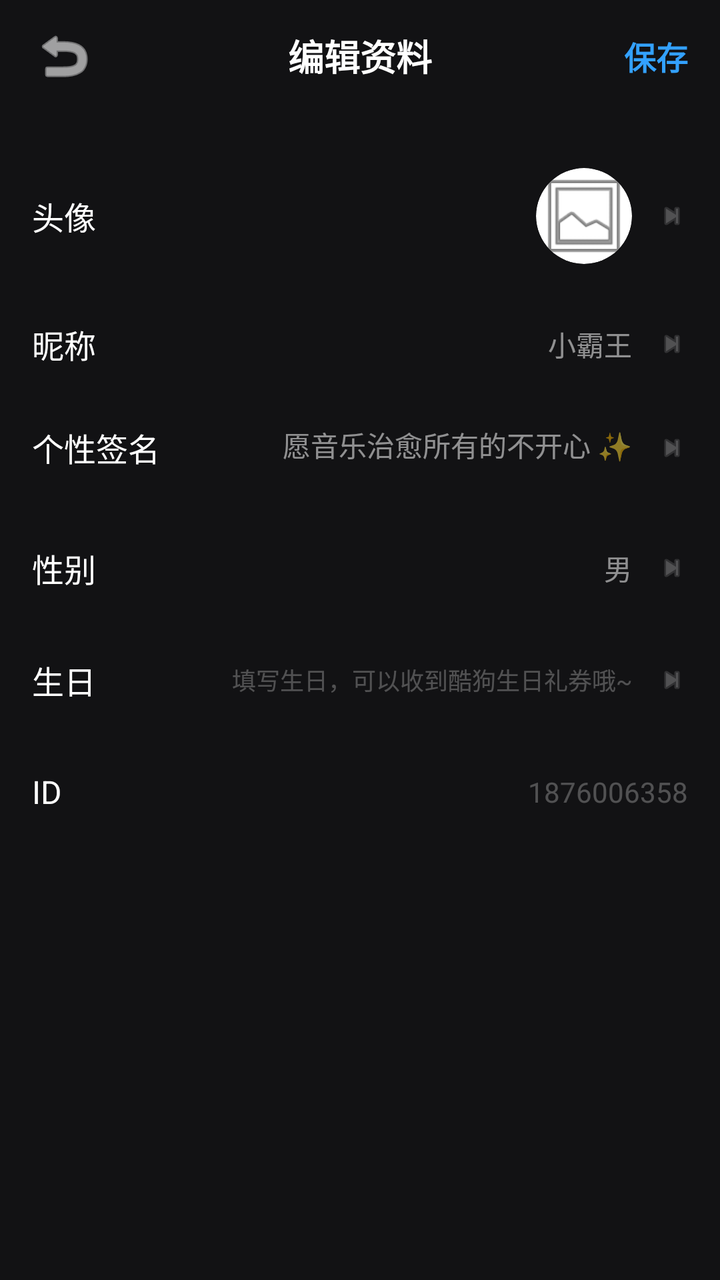
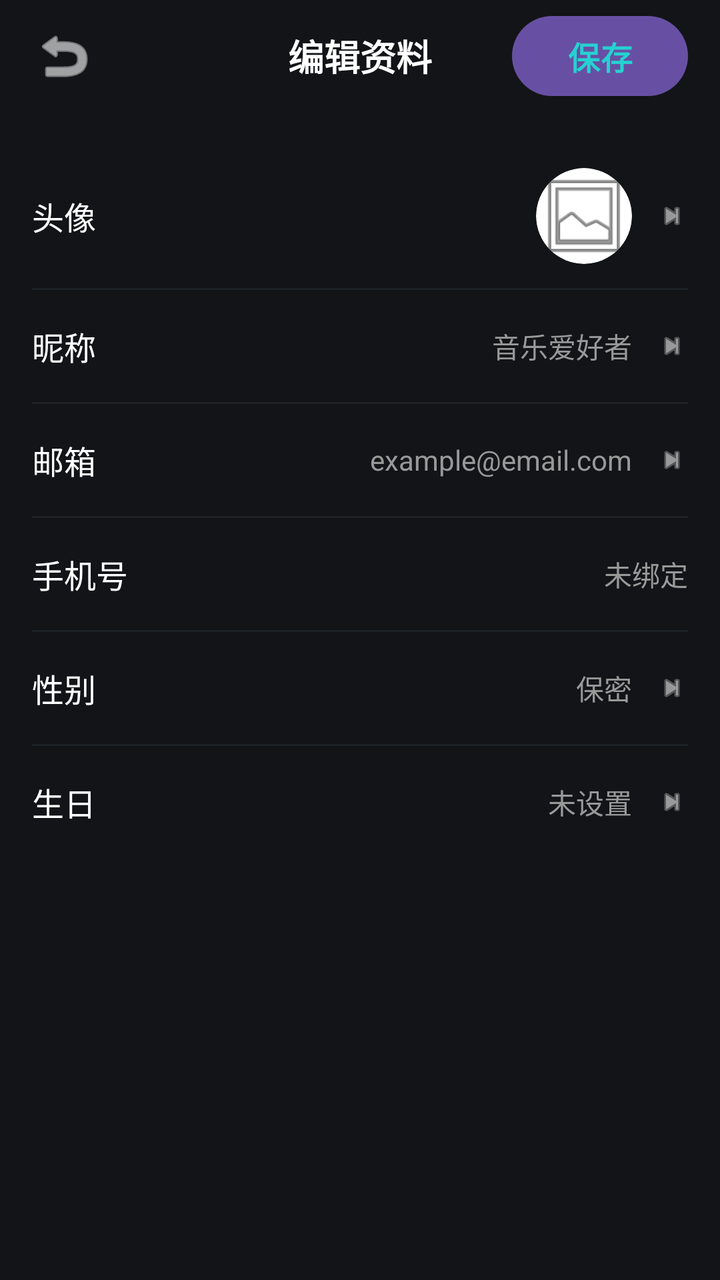

An Android layout rendered at two revisions. The XML below is the earlier revision; the diff shows what the commit changed to produce the second picture.
<!-- AndroidManifest.xml: application theme Theme.MusicPlayer -->
<!-- res/layout/fragment_edit_profile.xml -->
<?xml version="1.0" encoding="utf-8"?>
<LinearLayout xmlns:android="http://schemas.android.com/apk/res/android"
    xmlns:app="http://schemas.android.com/apk/res-auto"
    android:layout_width="match_parent"
    android:layout_height="match_parent"
    android:background="#121214"
    android:orientation="vertical"
    android:clickable="true"
    android:focusable="true"
    android:fitsSystemWindows="true">

    
    <RelativeLayout
        android:layout_width="match_parent"
        android:layout_height="56dp"
        android:paddingHorizontal="16dp">

        <ImageView
            android:id="@+id/btnBack"
            android:layout_width="32dp"
            android:layout_height="32dp"
            android:layout_centerVertical="true"
            android:src="@android:drawable/ic_menu_revert"
            app:tint="#FFFFFF" />

        <TextView
            android:layout_width="wrap_content"
            android:layout_height="wrap_content"
            android:layout_centerInParent="true"
            android:text="编辑资料"
            android:textColor="#FFFFFF"
            android:textSize="18sp"
            android:textStyle="bold" />

        <TextView
            android:id="@+id/btnSave"
            android:layout_width="wrap_content"
            android:layout_height="wrap_content"
            android:layout_alignParentEnd="true"
            android:layout_centerVertical="true"
            android:text="保存"
            android:textColor="#33A1FF"
            android:textSize="16sp"
            android:textStyle="bold" />
    </RelativeLayout>

    <ScrollView
        android:layout_width="match_parent"
        android:layout_height="match_parent">

        <LinearLayout
            android:layout_width="match_parent"
            android:layout_height="wrap_content"
            android:orientation="vertical"
            android:padding="16dp">

            
            <RelativeLayout
                android:id="@+id/layoutAvatar"
                android:layout_width="match_parent"
                android:layout_height="72dp">

                <TextView
                    android:layout_width="wrap_content"
                    android:layout_height="wrap_content"
                    android:layout_centerVertical="true"
                    android:text="头像"
                    android:textColor="#FFFFFF"
                    android:textSize="16sp" />

                <androidx.cardview.widget.CardView
                    android:layout_width="48dp"
                    android:layout_height="48dp"
                    android:layout_centerVertical="true"
                    android:layout_toStartOf="@id/arrow1"
                    android:layout_marginEnd="12dp"
                    app:cardCornerRadius="24dp"
                    app:cardElevation="0dp">

                    <ImageView
                        android:id="@+id/ivAvatar"
                        android:layout_width="match_parent"
                        android:layout_height="match_parent"
                        android:scaleType="centerCrop"
                        android:src="@android:drawable/ic_menu_gallery" />
                </androidx.cardview.widget.CardView>

                <ImageView
                    android:id="@+id/arrow1"
                    android:layout_width="16dp"
                    android:layout_height="16dp"
                    android:layout_alignParentEnd="true"
                    android:layout_centerVertical="true"
                    android:src="@android:drawable/ic_media_next"
                    app:tint="#44FFFFFF" />
            </RelativeLayout>

            
            <RelativeLayout
                android:id="@+id/layoutNickname"
                android:layout_width="match_parent"
                android:layout_height="56dp">

                <TextView
                    android:layout_width="wrap_content"
                    android:layout_height="wrap_content"
                    android:layout_centerVertical="true"
                    android:text="昵称"
                    android:textColor="#FFFFFF"
                    android:textSize="16sp" />

                <TextView
                    android:id="@+id/tvNickname"
                    android:layout_width="wrap_content"
                    android:layout_height="wrap_content"
                    android:layout_centerVertical="true"
                    android:layout_toStartOf="@id/arrow2"
                    android:layout_marginEnd="12dp"
                    android:text="小霸王"
                    android:textColor="#88FFFFFF"
                    android:textSize="14sp" />

                <ImageView
                    android:id="@+id/arrow2"
                    android:layout_width="16dp"
                    android:layout_height="16dp"
                    android:layout_alignParentEnd="true"
                    android:layout_centerVertical="true"
                    android:src="@android:drawable/ic_media_next"
                    app:tint="#44FFFFFF" />
            </RelativeLayout>

            
            <RelativeLayout
                android:id="@+id/layoutSignature"
                android:layout_width="match_parent"
                android:layout_height="wrap_content"
                android:minHeight="56dp"
                android:paddingVertical="12dp">

                <TextView
                    android:layout_width="wrap_content"
                    android:layout_height="wrap_content"
                    android:text="个性签名"
                    android:textColor="#FFFFFF"
                    android:textSize="16sp" />

                <TextView
                    android:id="@+id/tvSignature"
                    android:layout_width="180dp"
                    android:layout_height="wrap_content"
                    android:layout_toStartOf="@id/arrow3"
                    android:layout_marginEnd="12dp"
                    android:gravity="end"
                    android:text="愿音乐治愈所有的不开心 ✨"
                    android:textColor="#88FFFFFF"
                    android:textSize="14sp" />

                <ImageView
                    android:id="@+id/arrow3"
                    android:layout_width="16dp"
                    android:layout_height="16dp"
                    android:layout_alignParentEnd="true"
                    android:layout_marginTop="4dp"
                    android:src="@android:drawable/ic_media_next"
                    app:tint="#44FFFFFF" />
            </RelativeLayout>

            
            <RelativeLayout
                android:id="@+id/layoutGender"
                android:layout_width="match_parent"
                android:layout_height="56dp">

                <TextView
                    android:layout_width="wrap_content"
                    android:layout_height="wrap_content"
                    android:layout_centerVertical="true"
                    android:text="性别"
                    android:textColor="#FFFFFF"
                    android:textSize="16sp" />

                <TextView
                    android:id="@+id/tvGender"
                    android:layout_width="wrap_content"
                    android:layout_height="wrap_content"
                    android:layout_centerVertical="true"
                    android:layout_toStartOf="@id/arrow4"
                    android:layout_marginEnd="12dp"
                    android:text="男"
                    android:textColor="#88FFFFFF"
                    android:textSize="14sp" />

                <ImageView
                    android:id="@+id/arrow4"
                    android:layout_width="16dp"
                    android:layout_height="16dp"
                    android:layout_alignParentEnd="true"
                    android:layout_centerVertical="true"
                    android:src="@android:drawable/ic_media_next"
                    app:tint="#44FFFFFF" />
            </RelativeLayout>

            
            <RelativeLayout
                android:id="@+id/layoutBirthday"
                android:layout_width="match_parent"
                android:layout_height="56dp">

                <TextView
                    android:layout_width="wrap_content"
                    android:layout_height="wrap_content"
                    android:layout_centerVertical="true"
                    android:text="生日"
                    android:textColor="#FFFFFF"
                    android:textSize="16sp" />

                <TextView
                    android:id="@+id/tvBirthday"
                    android:layout_width="200dp"
                    android:layout_height="wrap_content"
                    android:layout_centerVertical="true"
                    android:layout_toStartOf="@id/arrow5"
                    android:layout_marginEnd="12dp"
                    android:gravity="end"
                    android:text="填写生日，可以收到酷狗生日礼券哦~"
                    android:textColor="#44FFFFFF"
                    android:textSize="12sp" />

                <ImageView
                    android:id="@+id/arrow5"
                    android:layout_width="16dp"
                    android:layout_height="16dp"
                    android:layout_alignParentEnd="true"
                    android:layout_centerVertical="true"
                    android:src="@android:drawable/ic_media_next"
                    app:tint="#44FFFFFF" />
            </RelativeLayout>

            
            <RelativeLayout
                android:layout_width="match_parent"
                android:layout_height="56dp">

                <TextView
                    android:layout_width="wrap_content"
                    android:layout_height="wrap_content"
                    android:layout_centerVertical="true"
                    android:text="ID"
                    android:textColor="#FFFFFF"
                    android:textSize="16sp" />

                <TextView
                    android:id="@+id/tvUserId"
                    android:layout_width="wrap_content"
                    android:layout_height="wrap_content"
                    android:layout_alignParentEnd="true"
                    android:layout_centerVertical="true"
                    android:text="1876006358"
                    android:textColor="#44FFFFFF"
                    android:textSize="14sp" />
            </RelativeLayout>

        </LinearLayout>
    </ScrollView>
</LinearLayout>
<!-- resources referenced by this layout -->
<resources>
  <style name="Theme.MusicPlayer" parent="Base.Theme.MusicPlayer" />
  <style name="Base.Theme.MusicPlayer" parent="Theme.Material3.DayNight.NoActionBar">
          
          <item name="android:windowBackground">@color/bg_dark</item>
          <item name="android:statusBarColor">@color/bg_dark</item>
      </style>
  <color name="bg_dark">#121417</color>
</resources>

<!-- the commit's change to res/layout/fragment_edit_profile.xml (unified diff, before → after) -->
@@ -3,13 +3,12 @@
     xmlns:app="http://schemas.android.com/apk/res-auto"
     android:layout_width="match_parent"
     android:layout_height="match_parent"
-    android:background="#121214"
+    android:background="@color/bg_dark"
     android:orientation="vertical"
     android:clickable="true"
     android:focusable="true"
     android:fitsSystemWindows="true">
 
-    
     <RelativeLayout
         android:layout_width="match_parent"
         android:layout_height="56dp"
@@ -21,27 +20,28 @@
             android:layout_height="32dp"
             android:layout_centerVertical="true"
             android:src="@android:drawable/ic_menu_revert"
-            app:tint="#FFFFFF" />
+            app:tint="@color/white" />
 
         <TextView
             android:layout_width="wrap_content"
             android:layout_height="wrap_content"
             android:layout_centerInParent="true"
             android:text="编辑资料"
-            android:textColor="#FFFFFF"
+            android:textColor="@color/white"
             android:textSize="18sp"
             android:textStyle="bold" />
 
-        <TextView
+        <Button
             android:id="@+id/btnSave"
             android:layout_width="wrap_content"
             android:layout_height="wrap_content"
             android:layout_alignParentEnd="true"
             android:layout_centerVertical="true"
             android:text="保存"
-            android:textColor="#33A1FF"
+            android:textColor="@color/accent_teal"
             android:textSize="16sp"
-            android:textStyle="bold" />
+            android:textStyle="bold"
+            android:background="@null" />
     </RelativeLayout>
 
     <ScrollView
@@ -54,7 +54,6 @@
             android:orientation="vertical"
             android:padding="16dp">
 
-            
             <RelativeLayout
                 android:id="@+id/layoutAvatar"
                 android:layout_width="match_parent"
@@ -65,7 +64,7 @@
                     android:layout_height="wrap_content"
                     android:layout_centerVertical="true"
                     android:text="头像"
-                    android:textColor="#FFFFFF"
+                    android:textColor="@color/white"
                     android:textSize="16sp" />
 
                 <androidx.cardview.widget.CardView
@@ -92,10 +91,14 @@
                     android:layout_alignParentEnd="true"
                     android:layout_centerVertical="true"
                     android:src="@android:drawable/ic_media_next"
-                    app:tint="#44FFFFFF" />
-            </RelativeLayout>
-
-            
+                    app:tint="@color/text_grey" />
+            </RelativeLayout>
+
+            <View
+                android:layout_width="match_parent"
+                android:layout_height="1dp"
+                android:background="@color/card_bg" />
+
             <RelativeLayout
                 android:id="@+id/layoutNickname"
                 android:layout_width="match_parent"
@@ -106,7 +109,7 @@
                     android:layout_height="wrap_content"
                     android:layout_centerVertical="true"
                     android:text="昵称"
-                    android:textColor="#FFFFFF"
+                    android:textColor="@color/white"
                     android:textSize="16sp" />
 
                 <TextView
@@ -116,8 +119,8 @@
                     android:layout_centerVertical="true"
                     android:layout_toStartOf="@id/arrow2"
                     android:layout_marginEnd="12dp"
-                    android:text="小霸王"
-                    android:textColor="#88FFFFFF"
+                    android:text="音乐爱好者"
+                    android:textColor="@color/text_grey"
                     android:textSize="14sp" />
 
                 <ImageView
@@ -127,33 +130,104 @@
                     android:layout_alignParentEnd="true"
                     android:layout_centerVertical="true"
                     android:src="@android:drawable/ic_media_next"
-                    app:tint="#44FFFFFF" />
-            </RelativeLayout>
-
-            
-            <RelativeLayout
-                android:id="@+id/layoutSignature"
-                android:layout_width="match_parent"
-                android:layout_height="wrap_content"
-                android:minHeight="56dp"
-                android:paddingVertical="12dp">
-
-                <TextView
-                    android:layout_width="wrap_content"
-                    android:layout_height="wrap_content"
-                    android:text="个性签名"
-                    android:textColor="#FFFFFF"
-                    android:textSize="16sp" />
-
-                <TextView
-                    android:id="@+id/tvSignature"
-                    android:layout_width="180dp"
-                    android:layout_height="wrap_content"
+                    app:tint="@color/text_grey" />
+            </RelativeLayout>
+
+            <View
+                android:layout_width="match_parent"
+                android:layout_height="1dp"
+                android:background="@color/card_bg" />
+
+            <RelativeLayout
+                android:id="@+id/layoutEmail"
+                android:layout_width="match_parent"
+                android:layout_height="56dp">
+
+                <TextView
+                    android:layout_width="wrap_content"
+                    android:layout_height="wrap_content"
+                    android:layout_centerVertical="true"
+                    android:text="邮箱"
+                    android:textColor="@color/white"
+                    android:textSize="16sp" />
+
+                <TextView
+                    android:id="@+id/tvEmail"
+                    android:layout_width="wrap_content"
+                    android:layout_height="wrap_content"
+                    android:layout_centerVertical="true"
+                    android:layout_toStartOf="@id/arrow5"
+                    android:layout_marginEnd="12dp"
+                    android:text="example@email.com"
+                    android:textColor="@color/text_grey"
+                    android:textSize="14sp" />
+
+                <ImageView
+                    android:id="@+id/arrow5"
+                    android:layout_width="16dp"
+                    android:layout_height="16dp"
+                    android:layout_alignParentEnd="true"
+                    android:layout_centerVertical="true"
+                    android:src="@android:drawable/ic_media_next"
+                    app:tint="@color/text_grey" />
+            </RelativeLayout>
+
+            <View
+                android:layout_width="match_parent"
+                android:layout_height="1dp"
+                android:background="@color/card_bg" />
+
+            <RelativeLayout
+                android:id="@+id/layoutPhone"
+                android:layout_width="match_parent"
+                android:layout_height="56dp">
+
+                <TextView
+                    android:layout_width="wrap_content"
+                    android:layout_height="wrap_content"
+                    android:layout_centerVertical="true"
+                    android:text="手机号"
+                    android:textColor="@color/white"
+                    android:textSize="16sp" />
+
+                <TextView
+                    android:id="@+id/tvPhone"
+                    android:layout_width="wrap_content"
+                    android:layout_height="wrap_content"
+                    android:layout_alignParentEnd="true"
+                    android:layout_centerVertical="true"
+                    android:text="未绑定"
+                    android:textColor="@color/text_grey"
+                    android:textSize="14sp" />
+            </RelativeLayout>
+
+            <View
+                android:layout_width="match_parent"
+                android:layout_height="1dp"
+                android:background="@color/card_bg" />
+
+            <RelativeLayout
+                android:id="@+id/layoutGender"
+                android:layout_width="match_parent"
+                android:layout_height="56dp">
+
+                <TextView
+                    android:layout_width="wrap_content"
+                    android:layout_height="wrap_content"
+                    android:layout_centerVertical="true"
+                    android:text="性别"
+                    android:textColor="@color/white"
+                    android:textSize="16sp" />
+
+                <TextView
+                    android:id="@+id/tvGender"
+                    android:layout_width="wrap_content"
+                    android:layout_height="wrap_content"
+                    android:layout_centerVertical="true"
                     android:layout_toStartOf="@id/arrow3"
                     android:layout_marginEnd="12dp"
-                    android:gravity="end"
-                    android:text="愿音乐治愈所有的不开心 ✨"
-                    android:textColor="#88FFFFFF"
+                    android:text="保密"
+                    android:textColor="@color/text_grey"
                     android:textSize="14sp" />
 
                 <ImageView
@@ -161,34 +235,38 @@
                     android:layout_width="16dp"
                     android:layout_height="16dp"
                     android:layout_alignParentEnd="true"
-                    android:layout_marginTop="4dp"
-                    android:src="@android:drawable/ic_media_next"
-                    app:tint="#44FFFFFF" />
-            </RelativeLayout>
-
-            
-            <RelativeLayout
-                android:id="@+id/layoutGender"
-                android:layout_width="match_parent"
-                android:layout_height="56dp">
-
-                <TextView
-                    android:layout_width="wrap_content"
-                    android:layout_height="wrap_content"
-                    android:layout_centerVertical="true"
-                    android:text="性别"
-                    android:textColor="#FFFFFF"
-                    android:textSize="16sp" />
-
-                <TextView
-                    android:id="@+id/tvGender"
+                    android:layout_centerVertical="true"
+                    android:src="@android:drawable/ic_media_next"
+                    app:tint="@color/text_grey" />
+            </RelativeLayout>
+
+            <View
+                android:layout_width="match_parent"
+                android:layout_height="1dp"
+                android:background="@color/card_bg" />
+
+            <RelativeLayout
+                android:id="@+id/layoutBirthday"
+                android:layout_width="match_parent"
+                android:layout_height="56dp">
+
+                <TextView
+                    android:layout_width="wrap_content"
+                    android:layout_height="wrap_content"
+                    android:layout_centerVertical="true"
+                    android:text="生日"
+                    android:textColor="@color/white"
+                    android:textSize="16sp" />
+
+                <TextView
+                    android:id="@+id/tvBirthday"
                     android:layout_width="wrap_content"
                     android:layout_height="wrap_content"
                     android:layout_centerVertical="true"
                     android:layout_toStartOf="@id/arrow4"
                     android:layout_marginEnd="12dp"
-                    android:text="男"
-                    android:textColor="#88FFFFFF"
+                    android:text="未设置"
+                    android:textColor="@color/text_grey"
                     android:textSize="14sp" />
 
                 <ImageView
@@ -198,68 +276,12 @@
                     android:layout_alignParentEnd="true"
                     android:layout_centerVertical="true"
                     android:src="@android:drawable/ic_media_next"
-                    app:tint="#44FFFFFF" />
-            </RelativeLayout>
-
-            
-            <RelativeLayout
-                android:id="@+id/layoutBirthday"
-                android:layout_width="match_parent"
-                android:layout_height="56dp">
-
-                <TextView
-                    android:layout_width="wrap_content"
-                    android:layout_height="wrap_content"
-                    android:layout_centerVertical="true"
-                    android:text="生日"
-                    android:textColor="#FFFFFF"
-                    android:textSize="16sp" />
-
-                <TextView
-                    android:id="@+id/tvBirthday"
-                    android:layout_width="200dp"
-                    android:layout_height="wrap_content"
-                    android:layout_centerVertical="true"
-                    android:layout_toStartOf="@id/arrow5"
-                    android:layout_marginEnd="12dp"
-                    android:gravity="end"
-                    android:text="填写生日，可以收到酷狗生日礼券哦~"
-                    android:textColor="#44FFFFFF"
-                    android:textSize="12sp" />
-
-                <ImageView
-                    android:id="@+id/arrow5"
-                    android:layout_width="16dp"
-                    android:layout_height="16dp"
-                    android:layout_alignParentEnd="true"
-                    android:layout_centerVertical="true"
-                    android:src="@android:drawable/ic_media_next"
-                    app:tint="#44FFFFFF" />
-            </RelativeLayout>
-
-            
-            <RelativeLayout
-                android:layout_width="match_parent"
-                android:layout_height="56dp">
-
-                <TextView
-                    android:layout_width="wrap_content"
-                    android:layout_height="wrap_content"
-                    android:layout_centerVertical="true"
-                    android:text="ID"
-                    android:textColor="#FFFFFF"
-                    android:textSize="16sp" />
-
-                <TextView
-                    android:id="@+id/tvUserId"
-                    android:layout_width="wrap_content"
-                    android:layout_height="wrap_content"
-                    android:layout_alignParentEnd="true"
-                    android:layout_centerVertical="true"
-                    android:text="1876006358"
-                    android:textColor="#44FFFFFF"
-                    android:textSize="14sp" />
-            </RelativeLayout>
+                    app:tint="@color/text_grey" />
+            </RelativeLayout>
+
+            <View
+                android:layout_width="match_parent"
+                android:layout_height="40dp" />
 
         </LinearLayout>
     </ScrollView>
<!-- resource entries referenced after the edit -->
@@ -1,5 +1,6 @@
 <!-- resources referenced by this layout -->
 <resources>
+  <color name="accent_teal">#26D1D1</color>
   <style name="Theme.MusicPlayer" parent="Base.Theme.MusicPlayer" />
   <style name="Base.Theme.MusicPlayer" parent="Theme.Material3.DayNight.NoActionBar">
           
@@ -7,5 +8,8 @@
           <item name="android:statusBarColor">@color/bg_dark</item>
       </style>
   <color name="bg_dark">#121417</color>
+  <color name="card_bg">#1E2228</color>
+  <color name="text_grey">#999999</color>
+  <color name="white">#FFFFFFFF</color>
 </resources>
 
